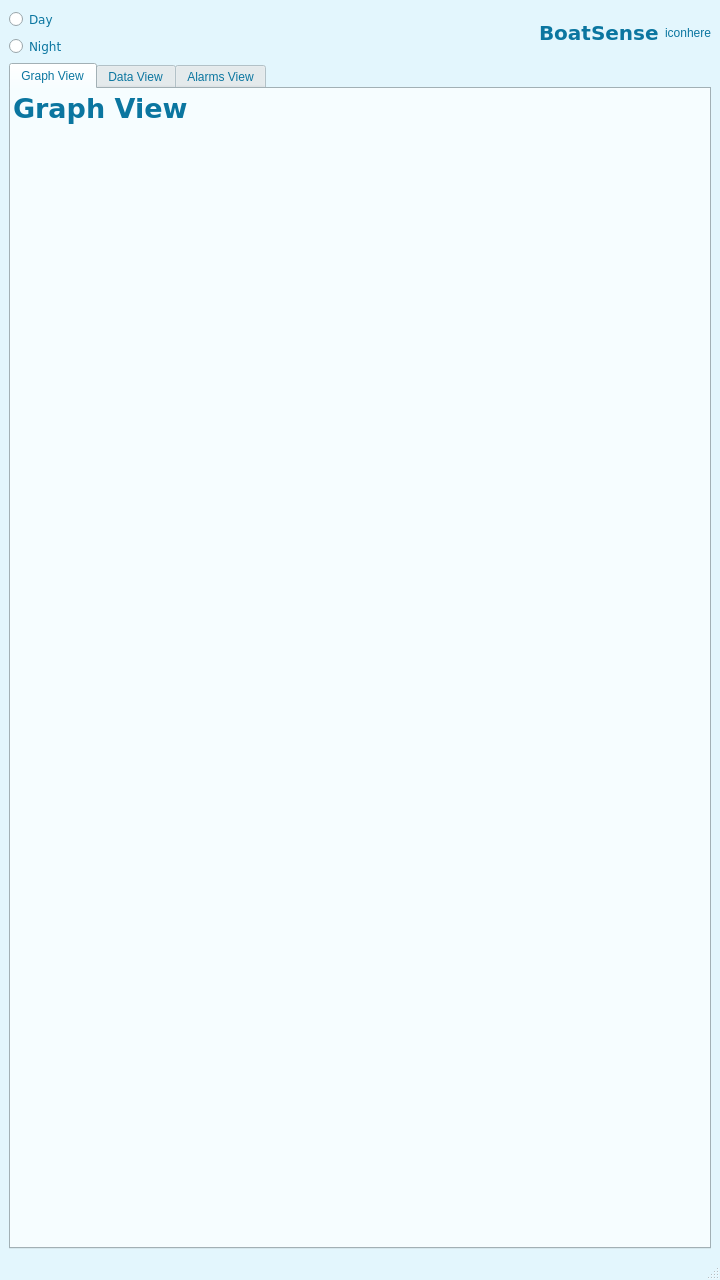
The window that gui/resources/mainwindow.ui (ashrec04/nmea-ctrl-system) describes before a commit, drawn with Qt 5.
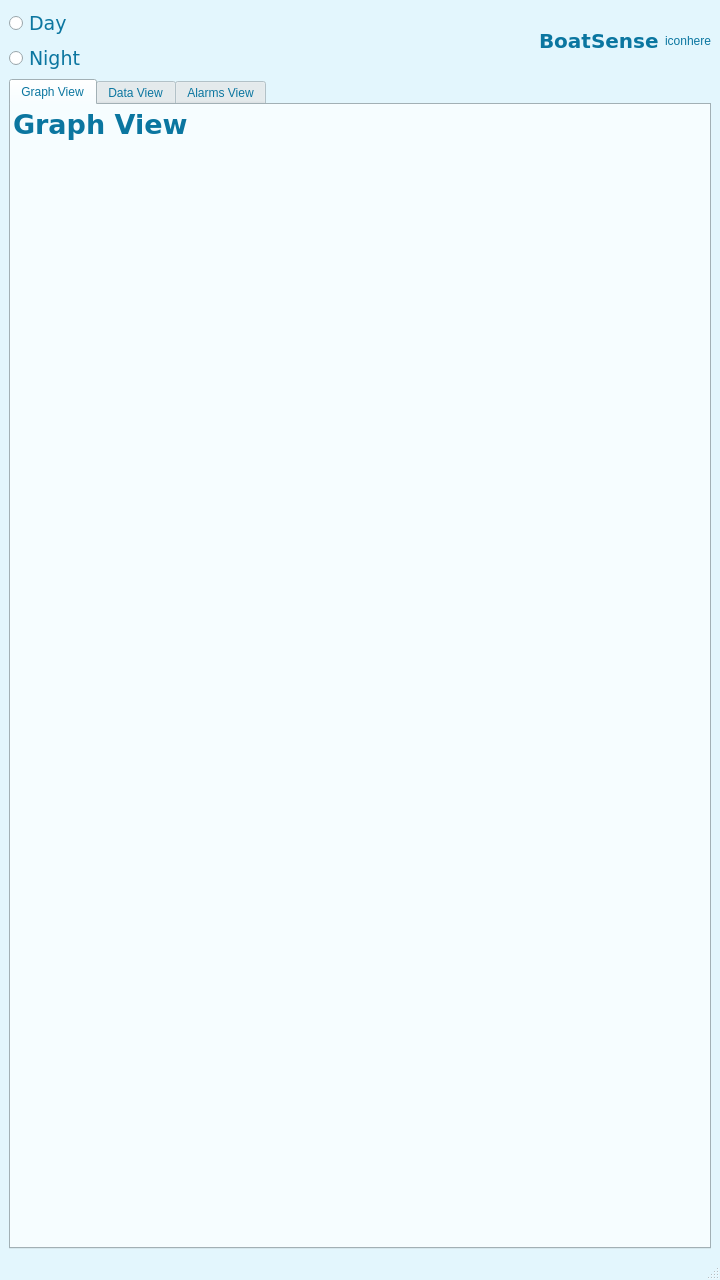
The same window after the commit.

Commit message: day night radio buttons wired up to logic

Patch:
```diff
--- a/gui/resources/mainwindow.ui
+++ b/gui/resources/mainwindow.ui
@@ -516,6 +516,7 @@
             <property name="font">
              <font>
               <family>Verdana</family>
+              <pointsize>14</pointsize>
              </font>
             </property>
             <property name="text">
@@ -528,6 +529,7 @@
             <property name="font">
              <font>
               <family>Verdana</family>
+              <pointsize>14</pointsize>
              </font>
             </property>
             <property name="text">
```
The commit also changes 1 other file.
